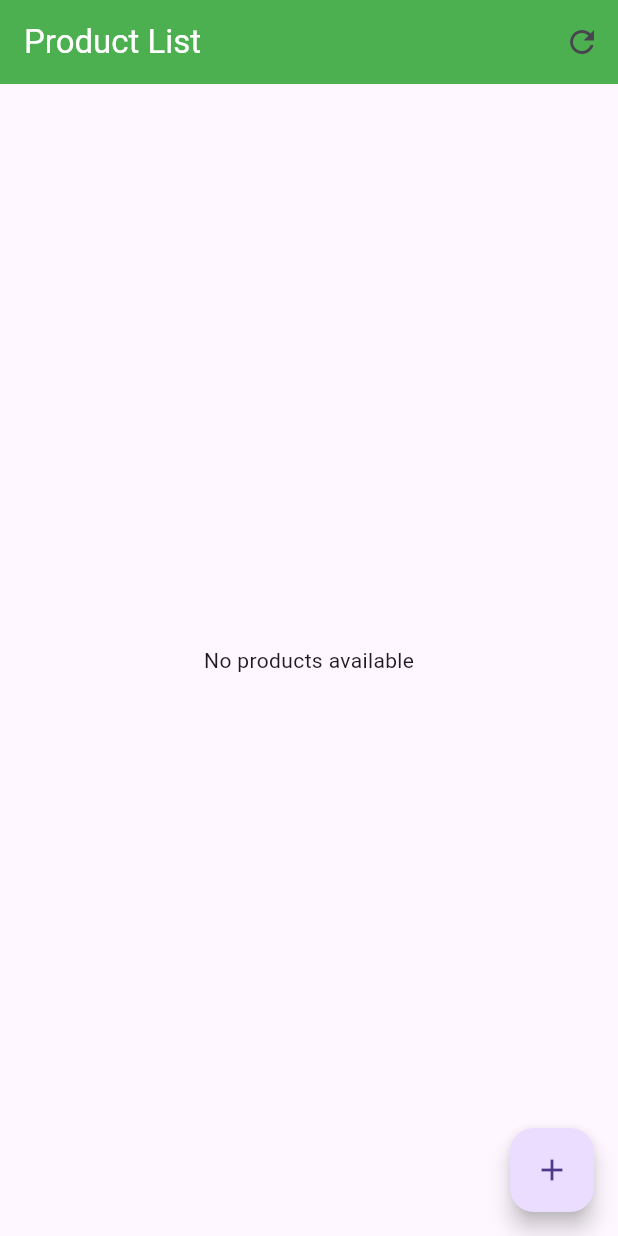
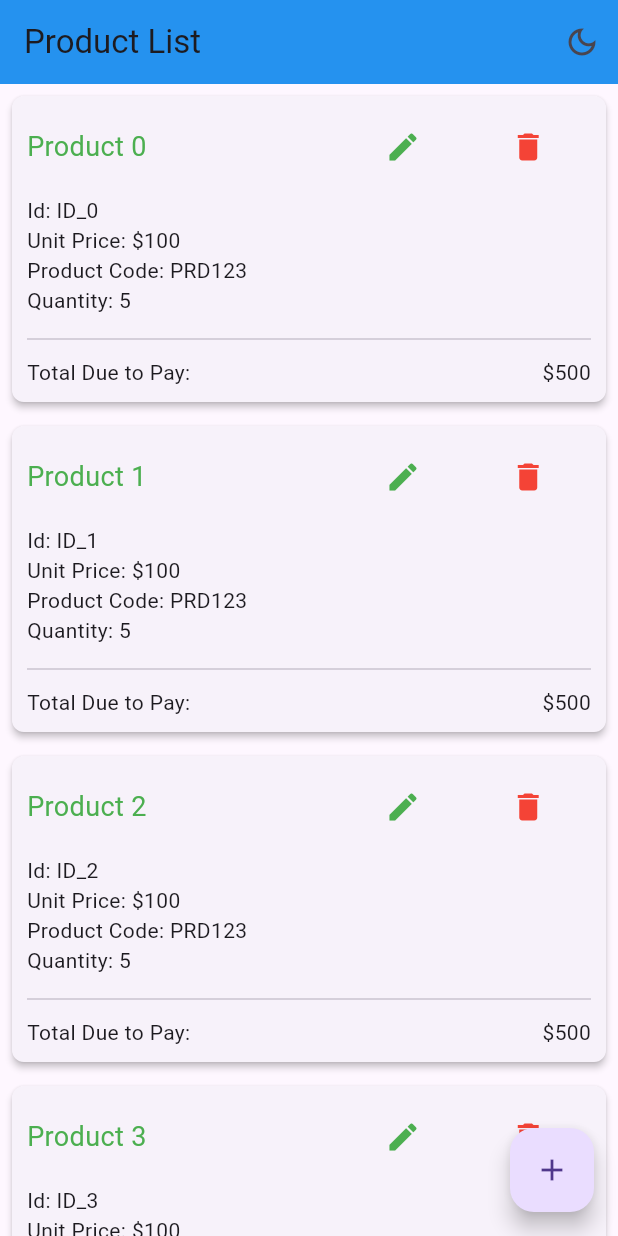
Before and after one commit to MehedisGits/FlutterDevJourneyWithOstad, a Flutter app: the screen it shows after launch, on a phone screen of 412 x 824 dp. Run offline on Flutter 3.47's test engine with Material 3 defaults, Android fonts, the phone set to English and light mode, and no system bars.

Commit message:
Create-Read-Update-Delete (CRUD) Project. _V2

```diff
--- a/lib/CRUDApp.dart
+++ b/lib/CRUDApp.dart
@@ -1,13 +1,56 @@
 import 'package:flutter/material.dart';
 import 'package:flutter_devjourney_ostad/screens/product_list_screen.dart';
 
-class CRUDApp extends StatelessWidget {
+class CRUDApp extends StatefulWidget {
   const CRUDApp({super.key});
+
+  @override
+  State<CRUDApp> createState() => _CRUDAppState();
+}
+
+class _CRUDAppState extends State<CRUDApp> {
+  ThemeMode _themeMode = ThemeMode.system;
+
+  void _toggleTheme() {
+    setState(() {
+      _themeMode =
+          _themeMode == ThemeMode.light ? ThemeMode.dark : ThemeMode.light;
+    });
+  }
 
   @override
   Widget build(BuildContext context) {
     return MaterialApp(
-      home: HomeScreen(),
+      debugShowCheckedModeBanner: false,
+      home:
+          ProductListScreen(themeMode: _themeMode, onToggleTheme: _toggleTheme),
+      themeMode: _themeMode,
+      theme: _buildLightTheme(),
+      darkTheme: _buildDarkTheme(),
+    );
+  }
+
+  ThemeData _buildLightTheme() {
+    return ThemeData(
+      primaryColor: Colors.blue,
+      primarySwatch: Colors.blue,
+      brightness: Brightness.light,
+      appBarTheme: const AppBarTheme(
+        color: Colors.blue,
+        elevation: 1,
+      ),
+    );
+  }
+
+  ThemeData _buildDarkTheme() {
+    return ThemeData(
+      primaryColor: Colors.blueGrey,
+      primarySwatch: Colors.blueGrey,
+      brightness: Brightness.dark,
+      appBarTheme: const AppBarTheme(
+        color: Colors.blueGrey,
+        elevation: 1,
+      ),
     );
   }
 }
--- a/lib/main.dart
+++ b/lib/main.dart
@@ -3,5 +3,5 @@ import 'package:flutter/cupertino.dart';
 import 'CRUDApp.dart';
 
 void main(){
-  runApp(CRUDApp());
+  runApp(const CRUDApp());
 }
--- a/lib/screens/product_list_screen.dart
+++ b/lib/screens/product_list_screen.dart
@@ -1,123 +1,142 @@
-import 'dart:convert';
 import 'package:flutter/material.dart';
-import 'package:flutter_devjourney_ostad/models/product.dart';
-import 'package:flutter_devjourney_ostad/screens/add_new_product_screen.dart';
-import 'package:http/http.dart';
-import '../widgets/product_Item.dart';
+import 'package:flutter_devjourney_ostad/screens/update_product_screen.dart';
+import 'add_new_product_screen.dart';
 
-class HomeScreen extends StatefulWidget {
-  const HomeScreen({super.key});
+class ProductListScreen extends StatefulWidget {
+  final ThemeMode themeMode; // Holds the current theme mode (light/dark/system)
+  final VoidCallback onToggleTheme; // Callback function to toggle the theme
+
+  const ProductListScreen(
+      {super.key, required this.themeMode, required this.onToggleTheme});
 
   @override
-  State<HomeScreen> createState() => _HomeScreenState();
+  State<ProductListScreen> createState() => _ProductListScreenState();
 }
 
-class _HomeScreenState extends State<HomeScreen> {
-  List<Product> productList = [];
-  bool _isLoading = true; // Loading state
-
-  @override
-  void initState() {
-    super.initState();
-    getProductList();
-  }
+class _ProductListScreenState extends State<ProductListScreen> {
+  // List of product names, generated as placeholders
+  List<String> products = List.generate(100, (index) => 'Product $index');
 
   @override
   Widget build(BuildContext context) {
     return Scaffold(
       appBar: AppBar(
-        title: const Text(
-          'Product List',
-          style: TextStyle(color: Colors.white),
-        ),
-        backgroundColor: Colors.green,
+        title: const Text('Product List'), // App bar title
         actions: [
           IconButton(
-            icon: const Icon(Icons.refresh),
+            // Button to toggle the theme (light/dark)
             onPressed: () {
-              getProductList(); // Reload product list when pressed
+              widget.onToggleTheme(); // Calls the toggle theme function
             },
-          ),
+            icon: Icon(Theme.of(context).brightness == Brightness.light
+                ? Icons.dark_mode_outlined // Shows dark mode icon if light theme
+                : Icons.light_mode), // Shows light mode icon if dark theme
+          )
         ],
       ),
       floatingActionButton: FloatingActionButton(
+        // Button to navigate to the "Add New Product" screen
         onPressed: () {
-          Navigator.push(context, MaterialPageRoute(builder: (context) {
-            return const AddNewProductScreen();
-          })).then((_) => getProductList()); // Refresh product list after adding
-        },
-        child: const Icon(Icons.add),
-      ),
-      body: _isLoading
-          ? Center(child: CircularProgressIndicator()) // Loader while fetching
-          : productList.isEmpty
-          ? Center(child: Text("No products available")) // Handle empty list
-          : ListView.separated(
-        itemBuilder: (context, index) {
-          return ProductItem(
-            product: productList[index],
-            onDelete: (String id) {
-              setState(() {
-                productList.removeWhere((product) => product.id == id);
-              });
-            },
-            onUpdate: () {
-              getProductList(); // Refresh the product list after updating
-            },
+          Navigator.push(
+            context,
+            MaterialPageRoute(
+              builder: (context) => const AddNewProductScreen(), // Navigate to add product screen
+            ),
           );
         },
-        separatorBuilder: (context, index) {
-          return const SizedBox(height: 4);
+        child: const Icon(Icons.add), // Icon for adding a new product
+      ),
+      // ListView.builder to display a scrollable list of products
+      body: ListView.builder(
+        itemCount: products.length, // Number of items (products) in the list
+        itemBuilder: (context, index) {
+          String product = products[index]; // Get product name by index
+          return Card(
+            elevation: 2, // Shadow effect for card
+            margin: const EdgeInsets.symmetric(vertical: 8, horizontal: 8),
+            shape: RoundedRectangleBorder(borderRadius: BorderRadius.circular(8)),
+            child: Padding(
+              padding: const EdgeInsets.all(10.0), // Inner padding for card content
+              child: Column(
+                crossAxisAlignment: CrossAxisAlignment.start, // Align content to start
+                mainAxisAlignment: MainAxisAlignment.center,
+                children: [
+                  Row(
+                    children: [
+                      Expanded(
+                        flex: 50,
+                        child: Text(
+                          product, // Displays the product name
+                          style: const TextStyle(fontSize: 18, color: Colors.green),
+                        ),
+                      ),
+                      Expanded(
+                        flex: 20,
+                        child: IconButton(
+                          // Button to navigate to the update product screen
+                          onPressed: () {
+                            Navigator.push(
+                              context,
+                              MaterialPageRoute(
+                                builder: (context) => UpdateProductScreen(
+                                  productId: 'ID_$index', // Mock product ID passed
+                                  onUpdate: () {
+                                    // Placeholder for update logic
+                                  },
+                                ),
+                              ),
+                            );
+                          },
+                          icon: const Icon(
+                            Icons.edit, // Edit icon
+                            color: Colors.green, // Green color for edit button
+                          ),
+                        ),
+                      ),
+                      Expanded(
+                        flex: 20,
+                        child: IconButton(
+                          // Button to delete the product
+                          onPressed: () {
+                            setState(() {
+                              products.removeAt(index); // Remove product from list
+                            });
+                          },
+                          icon: const Icon(
+                            Icons.delete, // Delete icon
+                            color: Colors.red, // Red color for delete button
+                          ),
+                        ),
+                      ),
+                    ],
+                  ),
+                  const SizedBox(height: 8), // Space between rows
+                  Text('Id: ID_$index'), // Mock product ID display
+                  const Text('Unit Price: \$100'), // Placeholder for product price
+                  const Text('Product Code: PRD123'), // Placeholder for product code
+                  const Text('Quantity: 5'), // Placeholder for quantity
+                  const SizedBox(height: 8), // Space before divider
+                  const Divider(), // Divider between product details and total
+                  const SizedBox(height: 4), // Space after divider
+                  const Row(
+                    children: [
+                      Expanded(child: Text('Total Due to Pay:')), // Label for total amount
+                      Expanded(
+                        child: Row(
+                          mainAxisAlignment: MainAxisAlignment.end, // Align amount to right
+                          children: [
+                            Text('\$500'), // Placeholder for total amount
+                          ],
+                        ),
+                      ),
+                    ],
+                  ),
+                ],
+              ),
+            ),
+          );
         },
-        itemCount: productList.length,
       ),
     );
   }
-
-  Future<void> getProductList() async {
-    setState(() {
-      _isLoading = true; // Show loading indicator
-    });
-
-    try {
-      Uri uri = Uri.parse('http://164.68.107.70:6060/api/v1/ReadProduct');
-      Response response = await get(uri);
-
-      // Log the raw response body for debugging
-      print('Raw Response Body: ${response.body}');
-      print('Status Code: ${response.statusCode}');
-
-      if (response.statusCode == 200) {
-        Map<String, dynamic> jsonResponse = jsonDecode(response.body);
-        print('Decoded JSON: $jsonResponse'); // Log decoded response
-
-        if (jsonResponse.containsKey('data') && jsonResponse['data'] is List) {
-          productList.clear(); // Clear the existing list before adding new data
-          for (var item in jsonResponse['data']) {
-            Product product = Product(
-              id: item['_id'] ?? '',
-              productName: item['ProductName'] ?? '',
-              productCode: item['ProductCode'] ?? '',
-              productImage: item['Img'] ?? '',
-              unitPrice: item['UnitPrice'] ?? '',
-              quantity: item['Qty'],
-              totalPrice: item['TotalPrice'] ?? '',
-              createdAt: item['CreatedDate'] ?? '',
-            );
-            productList.add(product);
-          }
-        } else {
-          print('Invalid or empty data structure in JSON response');
-        }
-      } else {
-        print('Non-200 Status Code: ${response.statusCode}');
-      }
-    } catch (e) {
-      print('Error occurred: $e');
-    } finally {
-      setState(() {
-        _isLoading = false; // Update loading state
-      });
-    }
-  }
 }
```
Also changed, not shown: lib/screens/update_product_screen.dart (+8 -8 lines), lib/widgets/product_Item.dart (+41 -24 lines), lib/app.dart (added).
